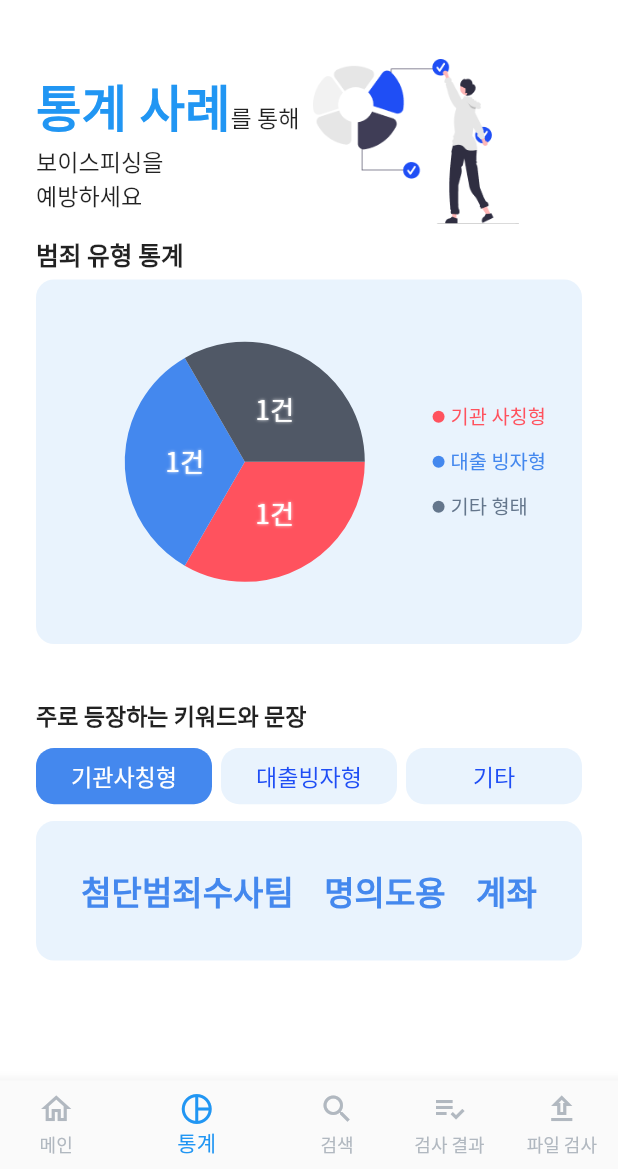
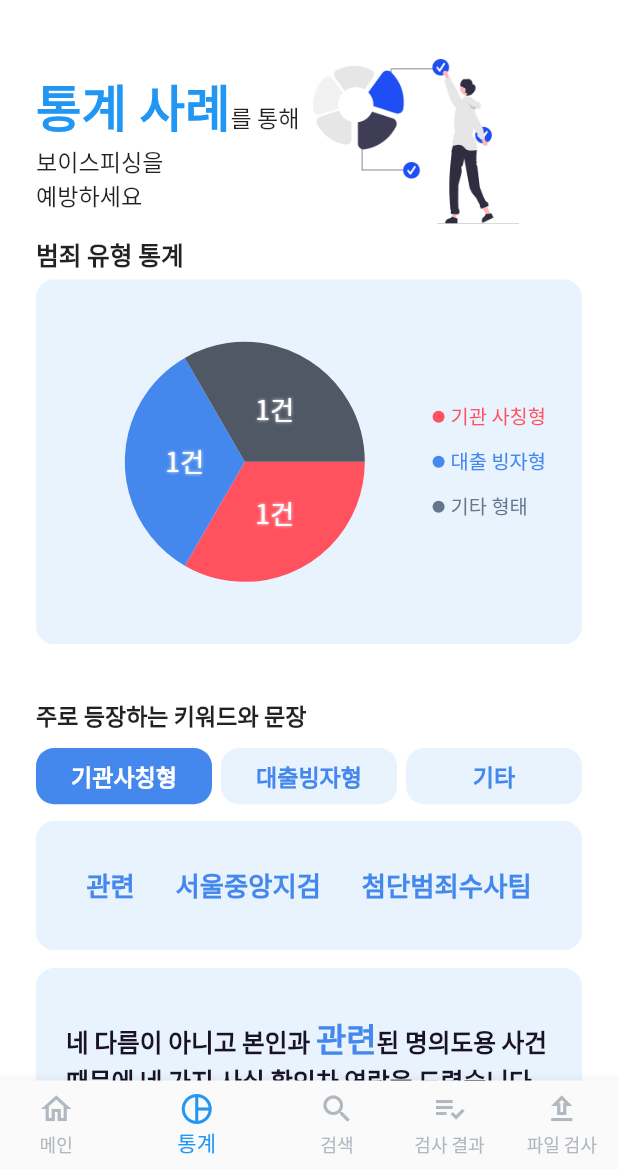
Before and after one commit to 0901jbh/voicepassing, a Flutter app: the StaticsScreen screen opened by its route, on a phone screen of 412 x 824 dp, the part 67-1236 px from its top. Run offline on Flutter 3.47's test engine with Material 2 defaults, Android fonts, the phone set to English and light mode, and no system bars; drawn by our look-alikes of fl_chart, styled_text; our stand-ins replace dio, file_picker, flutter_dotenv, permission_handler, vibration; missing offline and left inert: circle_progress_bar, clipboard, flutter_overlay_window, phone_state, unique_device_id; network calls fail.

Commit message:
Feat : statistics 화면 구성 완료

```diff
--- /dev/null
+++ b/frontend/voicepassing/lib/models/keyword_model.dart
@@ -0,0 +1,18 @@
+class KeywordModel {
+  final List keywordSentence1;
+  final List keywordSentence2;
+  final List keywordSentence3;
+
+  const KeywordModel(
+      {required this.keywordSentence1,
+      required this.keywordSentence2,
+      required this.keywordSentence3});
+
+  factory KeywordModel.fromJson(Map<String, dynamic> json) {
+    return KeywordModel(
+      keywordSentence1: json["1"],
+      keywordSentence2: json["2"],
+      keywordSentence3: json["3"],
+    );
+  }
+}
--- a/frontend/voicepassing/lib/services/api_service.dart
+++ b/frontend/voicepassing/lib/services/api_service.dart
@@ -1,11 +1,14 @@
 import 'dart:convert';
 
+import 'package:flutter/material.dart';
 import 'package:flutter_dotenv/flutter_dotenv.dart';
 import 'package:http/http.dart' as http;
+import 'package:voicepassing/models/keyword_model.dart';
 import 'package:voicepassing/models/result_model.dart';
 
 class ApiService {
   static String baseUrl = dotenv.env['BASE_URL']!;
+
   static Future getCaseNum() async {
     final url = Uri.parse('$baseUrl/results');
     final response = await http.get(url);
@@ -54,4 +57,24 @@ class ApiService {
     }
     throw Error();
   }
+
+  static Future<KeywordModel> getKeywordSentence() async {
+    final url = Uri.parse('$baseUrl/keyword');
+    final response = await http.get(url);
+    if (response.statusCode == 200) {
+      return KeywordModel.fromJson(json.decode(response.body));
+    } else {
+      throw Exception('failed to load data');
+    }
+  }
+
+  static Future getCategoryNum() async {
+    final url = Uri.parse('$baseUrl/results/category');
+    final response = await http.get(url);
+    if (response.statusCode == 204) {
+      return [];
+    } else if (response.statusCode == 200) {
+      debugPrint(response.toString());
+    }
+  }
 }
--- a/frontend/voicepassing/lib/widgets/pie_chart.dart
+++ b/frontend/voicepassing/lib/widgets/pie_chart.dart
@@ -65,6 +65,7 @@ class _PieChart2State extends State<PieChartSample2> {
                 color: ColorStyles.themeRed,
                 text: '기관 사칭형',
                 isSquare: true,
+                size: 12,
               ),
               SizedBox(
                 height: 10,
@@ -73,6 +74,7 @@ class _PieChart2State extends State<PieChartSample2> {
                 color: ColorStyles.themeLightBlue,
                 text: '대출 빙자형',
                 isSquare: true,
+                size: 12,
               ),
               SizedBox(
                 height: 10,
@@ -81,6 +83,7 @@ class _PieChart2State extends State<PieChartSample2> {
                 color: ColorStyles.subDarkGray,
                 text: '기타 형태',
                 isSquare: true,
+                size: 12,
               ),
             ],
           ),
@@ -93,7 +96,7 @@ class _PieChart2State extends State<PieChartSample2> {
     return List.generate(3, (i) {
       final isTouched = i == touchedIndex;
       final fontSize = isTouched ? 17.0 : 16.0;
-      final radius = isTouched ? 85.0 : 80.0;
+      final radius = isTouched ? 90.0 : 80.0;
       const shadows = [Shadow(color: Colors.white, blurRadius: 2)];
       switch (i) {
         case 0:
--- a/frontend/voicepassing/lib/widgets/statistics_widget/category_button.dart
+++ b/frontend/voicepassing/lib/widgets/statistics_widget/category_button.dart
@@ -38,9 +38,10 @@ class _CategoryButtonState extends State<CategoryButton> {
       child: Text(
         widget.category,
         style: TextStyle(
+            fontWeight: FontWeight.bold,
             color: widget.productNum == widget.selectedNum
                 ? Colors.white
-                : ColorStyles.themeBlue),
+                : ColorStyles.themeLightBlue),
       ),
     );
   }
--- /dev/null
+++ b/frontend/voicepassing/lib/widgets/statistics_widget/highlight_sentence.dart
@@ -0,0 +1,27 @@
+import 'package:flutter/material.dart';
+import 'package:styled_text/styled_text.dart';
+import 'package:voicepassing/style/color_style.dart';
+
+class HightlightSentence extends StatelessWidget {
+  final String sentence;
+  final String keyword;
+  const HightlightSentence(this.sentence, this.keyword, {super.key});
+
+  @override
+  Widget build(BuildContext context) {
+    String newSentence = sentence.replaceAll(keyword, '<b>$keyword</b>');
+    return StyledText(
+      text: newSentence,
+      style: const TextStyle(
+        color: ColorStyles.textBlack,
+        fontSize: 15,
+        fontWeight: FontWeight.bold,
+      ),
+      tags: {
+        'b': StyledTextTag(
+            style: const TextStyle(
+                color: ColorStyles.themeLightBlue, fontSize: 20))
+      },
+    );
+  }
+}
--- a/frontend/voicepassing/lib/widgets/statistics_widget/keyword_box.dart
+++ b/frontend/voicepassing/lib/widgets/statistics_widget/keyword_box.dart
@@ -1,7 +1,10 @@
 import 'package:flutter/material.dart';
+import 'package:voicepassing/models/keyword_model.dart';
+import 'package:voicepassing/services/api_service.dart';
 import 'package:voicepassing/style/color_style.dart';
 import 'package:voicepassing/widgets/statistics_widget/category_button.dart';
 import 'package:voicepassing/widgets/statistics_widget/keywords.dart';
+import 'package:voicepassing/widgets/statistics_widget/setences.dart';
 
 class KeywordBox extends StatefulWidget {
   const KeywordBox({super.key});
@@ -12,7 +15,74 @@ class KeywordBox extends StatefulWidget {
 
 class _KeywordBoxState extends State<KeywordBox> {
   int selected = 0;
-  List keywordsList = ['첨단범죄수사팀', '명의도용', '계좌'];
+  bool isLoading = false;
+  late Future<KeywordModel> resultList;
+
+  @override
+  void initState() {
+    super.initState();
+    initializer();
+  }
+
+  initializer() async {
+    resultList = ApiService.getKeywordSentence();
+    print(resultList);
+    setState(() {
+      isLoading = true;
+    });
+  }
+
+  Map result = {
+    "1": [
+      {
+        "sentence": "네 다름이 아니고 본인과 관련된 명의도용 사건 때문에 네 가지 사실 확인차 연락을 드렸습니다.",
+        "score": 0.0182598,
+        "keyword": "관련",
+        "category": 1
+      },
+      {
+        "sentence": "저는 서울중앙지검 서울중앙지검에 서울중앙지검입니다.",
+        "score": 0.624717,
+        "keyword": "서울중앙지검",
+        "category": 1
+      },
+      {
+        "sentence": "여기 서울지검 첨단범죄수사팀의 김민재 수사관이라고 합니다.",
+        "score": 0.725886,
+        "keyword": "첨단범죄수사팀",
+        "category": 1
+      }
+    ],
+    "2": [
+      {
+        "sentence": "당일 만기 상환 제도에서 저축은행으로부터 기존의 고객을 빼앗아 올 것입니다.",
+        "score": 0.378085,
+        "keyword": "상환",
+        "category": 2
+      },
+      {
+        "sentence": "검토 부서에서 현재 등급이 올라가고 있음을 확인하는 즉시 보증이 발행되고 대출금이 지급됩니다.",
+        "score": 0.327627,
+        "keyword": "검토",
+        "category": 2
+      },
+      {
+        "sentence":
+            "첫 번째는 당일 만기 상한제도로 기존 고객을 모아 저축은행에서 어느 정도 기존 고객을 확보하고 있다는 것입니다.",
+        "score": 0.146456,
+        "keyword": "고객",
+        "category": 2
+      }
+    ],
+    "3": [
+      {
+        "sentence": "너나 조선족 냄새가 솔솔 난다",
+        "score": 0.555712,
+        "keyword": "조선족",
+        "category": 3
+      }
+    ]
+  };
   @override
   Widget build(BuildContext context) {
     void changeNum(int num) {
@@ -52,7 +122,20 @@ class _KeywordBoxState extends State<KeywordBox> {
                 borderRadius: BorderRadius.circular(12),
                 color: ColorStyles.backgroundBlue,
               ),
-                child: Keywords(keywordsList)),
+              child: Keywords(result[(selected + 1).toString()]),
+            ),
+            const SizedBox(
+              height: 12,
+            ),
+            Container(
+              padding: const EdgeInsets.fromLTRB(20, 30, 20, 6),
+              width: MediaQuery.of(context).size.width,
+              decoration: BoxDecoration(
+                borderRadius: BorderRadius.circular(12),
+                color: ColorStyles.backgroundBlue,
+              ),
+              child: Sentences(result[(selected + 1).toString()]),
+            ),
           ],
         )
       ],
--- a/frontend/voicepassing/lib/widgets/statistics_widget/keywords.dart
+++ b/frontend/voicepassing/lib/widgets/statistics_widget/keywords.dart
@@ -16,13 +16,13 @@ class _KeywordsState extends State<Keywords> {
     return Row(
       mainAxisAlignment: MainAxisAlignment.spaceAround,
       children: [
-        for (String keyword in widget.keywordList) ...[
+        for (Map keyword in widget.keywordList) ...[
           Text(
-            keyword,
+            keyword["keyword"],
             style: const TextStyle(
                 color: ColorStyles.themeLightBlue,
                 fontWeight: FontWeight.bold,
-                fontSize: 20),
+                fontSize: 16),
           ),
         ]
       ],
--- /dev/null
+++ b/frontend/voicepassing/lib/widgets/statistics_widget/setences.dart
@@ -0,0 +1,27 @@
+import 'package:flutter/material.dart';
+import 'package:voicepassing/widgets/statistics_widget/highlight_sentence.dart';
+
+class Sentences extends StatefulWidget {
+  final List keywordList;
+  const Sentences(this.keywordList, {super.key});
+
+  @override
+  State<Sentences> createState() => _SentencesState();
+}
+
+class _SentencesState extends State<Sentences> {
+  @override
+  Widget build(BuildContext context) {
+    return Column(
+      // crossAxisAlignment: CrossAxisAlignment.start,
+      children: [
+        for (Map keyword in widget.keywordList) ...[
+          HightlightSentence(keyword["sentence"], keyword["keyword"]),
+          const SizedBox(
+            height: 24,
+          )
+        ]
+      ],
+    );
+  }
+}
```
Lines whose indentation alone changed are shown as unchanged.
